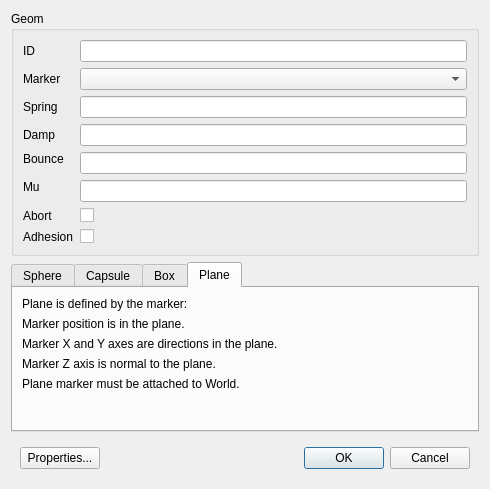
The window that distribution/GaitSymQt/DialogGeoms.ui (wol101/GaitSym2019) describes before a commit, drawn with Qt 5.
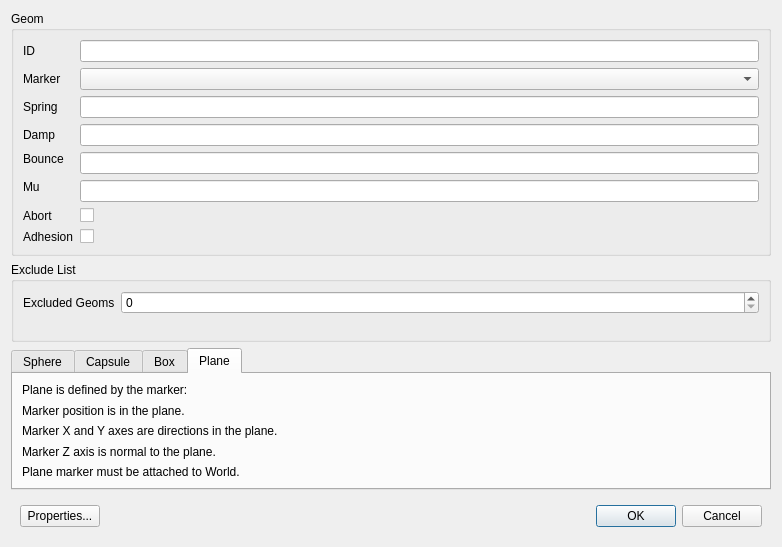
The same window after the commit. The open tabs and pages were chosen to show the change. Custom widgets are drawn as their Qt base class.

```diff
--- a/distribution/GaitSymQt/DialogGeoms.ui
+++ b/distribution/GaitSymQt/DialogGeoms.ui
@@ -6,15 +6,15 @@
    <rect>
     <x>0</x>
     <y>0</y>
-    <width>490</width>
-    <height>489</height>
+    <width>782</width>
+    <height>540</height>
    </rect>
   </property>
   <property name="windowTitle">
    <string>Dialog</string>
   </property>
-  <layout class="QVBoxLayout" name="verticalLayout">
-   <item>
+  <layout class="QGridLayout" name="gridLayout_7">
+   <item row="0" column="0">
     <widget class="QGroupBox" name="groupBox">
      <property name="title">
       <string>Geom</string>
@@ -111,8 +111,62 @@
      </layout>
     </widget>
    </item>
-   <item>
+   <item row="1" column="0">
+    <widget class="QGroupBox" name="groupBox_2">
+     <property name="title">
+      <string>Exclude List</string>
+     </property>
+     <layout class="QGridLayout" name="gridLayout_6">
+      <item row="0" column="0">
+       <widget class="QLabel" name="label_20">
+        <property name="minimumSize">
+         <size>
+          <width>80</width>
+          <height>0</height>
+         </size>
+        </property>
+        <property name="text">
+         <string>Excluded Geoms</string>
+        </property>
+       </widget>
+      </item>
+      <item row="0" column="1">
+       <widget class="QSpinBox" name="spinBoxNExcludedGeoms">
+        <property name="sizePolicy">
+         <sizepolicy hsizetype="Expanding" vsizetype="Fixed">
+          <horstretch>0</horstretch>
+          <verstretch>0</verstretch>
+         </sizepolicy>
+        </property>
+       </widget>
+      </item>
+      <item row="1" column="0" colspan="2">
+       <widget class="QWidget" name="widgetExcludedGeomsPlaceholder" native="true">
+        <property name="sizePolicy">
+         <sizepolicy hsizetype="Preferred" vsizetype="MinimumExpanding">
+          <horstretch>0</horstretch>
+          <verstretch>0</verstretch>
+         </sizepolicy>
+        </property>
+        <property name="minimumSize">
+         <size>
+          <width>0</width>
+          <height>10</height>
+         </size>
+        </property>
+       </widget>
+      </item>
+     </layout>
+    </widget>
+   </item>
+   <item row="2" column="0">
     <widget class="QTabWidget" name="tabWidget">
+     <property name="sizePolicy">
+      <sizepolicy hsizetype="Expanding" vsizetype="Preferred">
+       <horstretch>0</horstretch>
+       <verstretch>0</verstretch>
+      </sizepolicy>
+     </property>
      <property name="currentIndex">
       <number>0</number>
      </property>
@@ -241,6 +295,20 @@
        <string>Plane</string>
       </attribute>
       <layout class="QGridLayout" name="gridLayout_5">
+       <item row="4" column="0">
+        <widget class="QLabel" name="label_19">
+         <property name="text">
+          <string>Plane marker must be attached to World.</string>
+         </property>
+        </widget>
+       </item>
+       <item row="3" column="0">
+        <widget class="QLabel" name="label_16">
+         <property name="text">
+          <string>Marker Z axis is normal to the plane.</string>
+         </property>
+        </widget>
+       </item>
        <item row="0" column="0">
         <widget class="QLabel" name="label_14">
          <property name="text">
@@ -255,26 +323,6 @@
          </property>
         </widget>
        </item>
-       <item row="5" column="0">
-        <spacer name="verticalSpacer_4">
-         <property name="orientation">
-          <enum>Qt::Vertical</enum>
-         </property>
-         <property name="sizeHint" stdset="0">
-          <size>
-           <width>20</width>
-           <height>40</height>
-          </size>
-         </property>
-        </spacer>
-       </item>
-       <item row="3" column="0">
-        <widget class="QLabel" name="label_16">
-         <property name="text">
-          <string>Marker Z axis is normal to the plane.</string>
-         </property>
-        </widget>
-       </item>
        <item row="2" column="0">
         <widget class="QLabel" name="label_15">
          <property name="text">
@@ -282,18 +330,11 @@
          </property>
         </widget>
        </item>
-       <item row="4" column="0">
-        <widget class="QLabel" name="label_19">
-         <property name="text">
-          <string>Plane marker must be attached to World.</string>
-         </property>
-        </widget>
-       </item>
       </layout>
      </widget>
     </widget>
    </item>
-   <item>
+   <item row="3" column="0">
     <widget class="QWidget" name="widget" native="true">
      <layout class="QHBoxLayout" name="horizontalLayout">
       <item>
```
